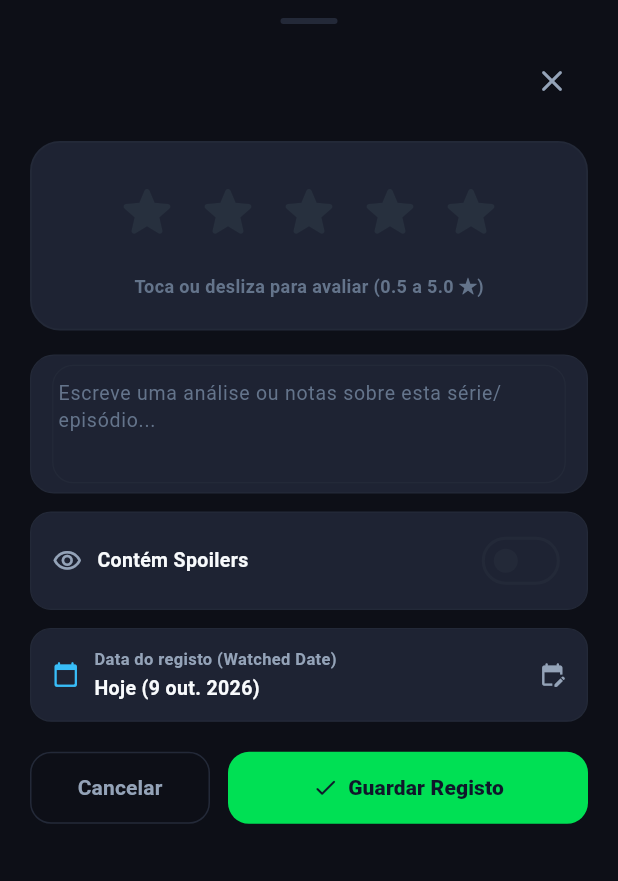
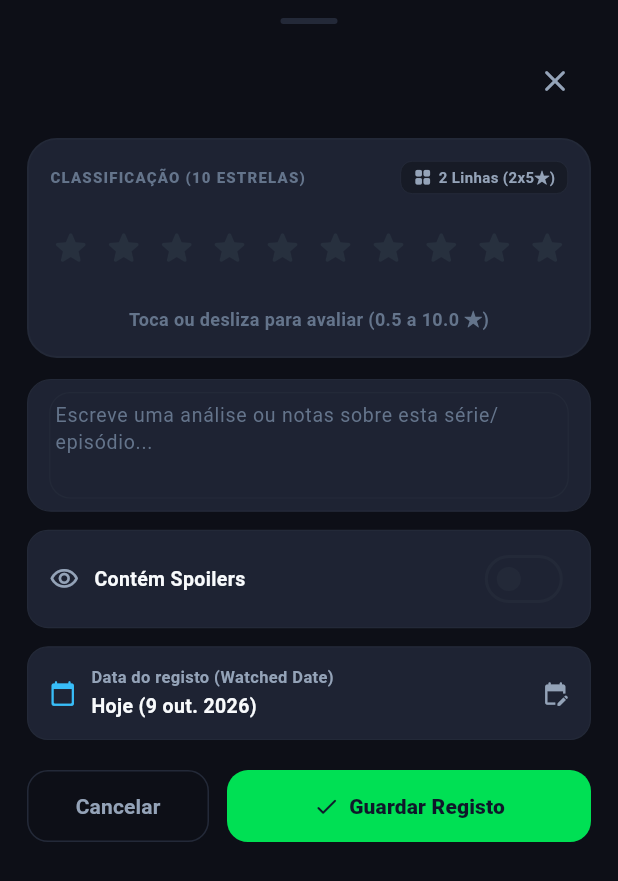
Before and after one commit to TheMoita/seriolab, a Flutter app: the RatingModal widget shown alone on an empty page, opened directly with empty values, on a phone screen of 412 x 824 dp. Shown: the top 881 px of the screen. Run offline on Flutter 3.47's test engine with Material 3 defaults, Android fonts, the phone set to English and light mode, and no system bars; our stand-ins replace cached_network_image, flutter_dotenv, flutter_riverpod, sqflite; accounts and stored records are empty; network calls fail.

Commit message:
feat(ratings): implement 10-star Letterboxd rating system with dual layout and reviews

```diff
--- a/lib/features/shows/data/datasources/tmdb_remote_data_source.dart
+++ b/lib/features/shows/data/datasources/tmdb_remote_data_source.dart
@@ -1,6 +1,5 @@
 import 'package:http/http.dart' as http;
 
-import '../../../../core/config/app_config.dart';
 import '../../domain/entities/genre.dart';
 import '../../domain/entities/show.dart';
 import '../models/tmdb_mapper.dart';
--- a/lib/features/shows/presentation/widgets/rating_modal.dart
+++ b/lib/features/shows/presentation/widgets/rating_modal.dart
@@ -18,7 +18,7 @@ class RatingLogSaved extends RatingResult {
     required this.loggedAt,
   });
 
-  /// Rating score in Letterboxd scale (0.5 to 5.0 stars), or null if unrated.
+  /// Rating score in 10-star scale (0.5 to 10.0 stars with 0.5 increments), or null if unrated.
   final double? rating;
 
   /// Optional written review or notes.
@@ -39,7 +39,7 @@ class RatingRemoved extends RatingResult {
   const RatingRemoved();
 }
 
-/// Letterboxd-style rating and review log modal for Seriolab.
+/// Letterboxd-style 10-Star Rating and Review Log Modal for Seriolab.
 class RatingModal extends StatefulWidget {
   const RatingModal({
     super.key,
@@ -103,15 +103,17 @@ class _RatingModalState extends State<RatingModal> {
   late bool _hasSpoilers;
   late DateTime _loggedAt;
   late final bool _hadInitialData;
+  bool _useTwoRows = false;
+  bool _layoutInitialized = false;
 
   @override
   void initState() {
     super.initState();
-    // Normalize initial rating to Letterboxd 0.5 - 5.0 scale if it was previously in 1-10
     final initial = widget.initialRating;
     if (initial != null) {
-      final normalized = initial > 5.0 ? initial / 2.0 : initial;
-      _currentRating = (normalized * 2).round() / 2;
+      // Clamped to 0.5 - 10.0 with 0.5 steps
+      final clamped = initial.clamp(0.5, 10.0);
+      _currentRating = (clamped * 2).round() / 2;
     } else {
       _currentRating = null;
     }
@@ -131,28 +133,51 @@ class _RatingModalState extends State<RatingModal> {
   }
 
   String _getRatingQualifier(double score) {
-    if (score >= 5.0) return 'Obra-Prima ★★★';
-    if (score >= 4.5) return 'Brilhante / Excelente';
-    if (score >= 4.0) return 'Muito Bom';
-    if (score >= 3.5) return 'Bom';
-    if (score >= 3.0) return 'Acima da Média';
-    if (score >= 2.5) return 'Razoável / Médio';
-    if (score >= 2.0) return 'Abaixo da Média';
-    if (score >= 1.5) return 'Fraco';
-    if (score >= 1.0) return 'Muito Fraco';
-    return 'Terrível';
+    if (score >= 10.0) return 'Obra-Prima ★★★';
+    if (score >= 9.5) return 'Obra-Prima';
+    if (score >= 9.0) return 'Brilhante / Excelente';
+    if (score >= 8.5) return 'Excelente';
+    if (score >= 8.0) return 'Muito Bom';
+    if (score >= 7.5) return 'Bom +';
+    if (score >= 7.0) return 'Bom';
+    if (score >= 6.5) return 'Acima da Média';
+    if (score >= 6.0) return 'Razoável +';
+    if (score >= 5.5) return 'Razoável';
+    if (score >= 5.0) return 'Mediano';
+    if (score >= 4.5) return 'Abaixo da Média';
+    if (score >= 4.0) return 'Fraco +';
+    if (score >= 3.5) return 'Fraco';
+    if (score >= 3.0) return 'Muito Fraco';
+    if (score >= 2.5) return 'Mau';
+    if (score >= 2.0) return 'Muito Mau';
+    if (score >= 1.5) return 'Terrível';
+    if (score >= 1.0) return 'Pavoroso';
+    return 'Insuportável';
   }
 
-  void _updateScoreFromOffset(double dx, double totalWidth) {
+  void _updateScore10Line(double dx, double totalWidth) {
     if (totalWidth <= 0) return;
     final clampedDx = dx.clamp(0.0, totalWidth);
-    final raw = (clampedDx / totalWidth) * 5.0;
-    // Snap to steps of 0.5: left half gives .5, right half gives 1.0
+    final raw = (clampedDx / totalWidth) * 10.0;
+    double snapped = (raw * 2).ceil() / 2;
+    if (snapped < 0.5) snapped = 0.5;
+    if (snapped > 10.0) snapped = 10.0;
+    setState(() {
+      _currentRating = snapped;
+    });
+  }
+
+  void _updateScoreTwoRows(double dx, double rowWidth, int rowIndex) {
+    if (rowWidth <= 0) return;
+    final clampedDx = dx.clamp(0.0, rowWidth);
+    final raw = (clampedDx / rowWidth) * 5.0;
     double snapped = (raw * 2).ceil() / 2;
     if (snapped < 0.5) snapped = 0.5;
     if (snapped > 5.0) snapped = 5.0;
+
+    final finalScore = rowIndex == 0 ? snapped : (5.0 + snapped);
     setState(() {
-      _currentRating = snapped;
+      _currentRating = finalScore.clamp(0.5, 10.0);
     });
   }
 
@@ -197,6 +222,13 @@ class _RatingModalState extends State<RatingModal> {
 
   @override
   Widget build(BuildContext context) {
+    final screenWidth = MediaQuery.of(context).size.width;
+    if (!_layoutInitialized) {
+      // For compact mobile screens (< 360px), default to 2 rows of 5 stars for maximum touch comfort
+      _useTwoRows = screenWidth < 360;
+      _layoutInitialized = true;
+    }
+
     final now = DateTime.now();
     final isToday = _loggedAt.year == now.year &&
         _loggedAt.month == now.month &&
@@ -205,8 +237,8 @@ class _RatingModalState extends State<RatingModal> {
     return SafeArea(
       child: Padding(
         padding: EdgeInsets.only(
-          left: 20,
-          right: 20,
+          left: 18,
+          right: 18,
           top: 12,
           bottom: MediaQuery.of(context).viewInsets.bottom + 16,
         ),
@@ -295,17 +327,17 @@ class _RatingModalState extends State<RatingModal> {
                   ),
                 ],
               ),
-              const SizedBox(height: 16),
+              const SizedBox(height: 14),
 
-              // Letterboxd 5-Star Rating Container
+              // 10-Star Rating Container
               Container(
-                padding: const EdgeInsets.symmetric(vertical: 20, horizontal: 16),
+                padding: const EdgeInsets.fromLTRB(14, 14, 14, 16),
                 decoration: BoxDecoration(
                   color: AppColors.surfaceHigh,
                   borderRadius: BorderRadius.circular(20),
                   border: Border.all(
                     color: _currentRating != null
-                        ? RatingModal.letterboxdGreen.withValues(alpha: 0.4)
+                        ? RatingModal.letterboxdGreen.withValues(alpha: 0.45)
                         : AppColors.outline,
                     width: 1.2,
                   ),
@@ -313,7 +345,7 @@ class _RatingModalState extends State<RatingModal> {
                       ? [
                           BoxShadow(
                             color: RatingModal.letterboxdGreen
-                                .withValues(alpha: 0.12),
+                                .withValues(alpha: 0.14),
                             blurRadius: 18,
                             spreadRadius: 2,
                           ),
@@ -322,11 +354,75 @@ class _RatingModalState extends State<RatingModal> {
                 ),
                 child: Column(
                   children: [
-                    // The 5 Stars gesture bar
-                    _buildStarBar(),
+                    // Layout Switcher Header (1 row vs 2 rows)
+                    Row(
+                      mainAxisAlignment: MainAxisAlignment.spaceBetween,
+                      children: [
+                        const Text(
+                          'CLASSIFICAÇÃO (10 ESTRELAS)',
+                          style: TextStyle(
+                            fontSize: 10,
+                            fontWeight: FontWeight.w800,
+                            letterSpacing: 0.8,
+                            color: AppColors.textMuted,
+                          ),
+                        ),
+                        InkWell(
+                          onTap: () {
+                            setState(() {
+                              _useTwoRows = !_useTwoRows;
+                            });
+                          },
+                          borderRadius: BorderRadius.circular(8),
+                          child: Container(
+                            padding: const EdgeInsets.symmetric(
+                              horizontal: 8,
+                              vertical: 3,
+                            ),
+                            decoration: BoxDecoration(
+                              color: AppColors.surface,
+                              borderRadius: BorderRadius.circular(8),
+                              border: Border.all(
+                                color: AppColors.outline,
+                                width: 0.6,
+                              ),
+                            ),
+                            child: Row(
+                              mainAxisSize: MainAxisSize.min,
+                              children: [
+                                Icon(
+                                  _useTwoRows
+                                      ? Icons.view_headline_rounded
+                                      : Icons.grid_view_rounded,
+                                  size: 13,
+                                  color: AppColors.textSecondary,
+                                ),
+                                const SizedBox(width: 4),
+                                Text(
+                                  _useTwoRows ? '1 Linha (10★)' : '2 Linhas (2x5★)',
+                                  style: const TextStyle(
+                                    fontSize: 10,
+                                    fontWeight: FontWeight.w700,
+                                    color: AppColors.textSecondary,
+                                  ),
+                                ),
+                              ],
+                            ),
+                          ),
+                        ),
+                      ],
+                    ),
+                    const SizedBox(height: 12),
+
+                    // The Stars (1-line or 2-lines mode)
+                    if (_useTwoRows)
+                      _buildTwoRowsStarBar()
+                    else
+                      _buildSingleRowStarBar(),
+
                     const SizedBox(height: 14),
 
-                    // Label & Qualifier or Clear Rating button
+                    // Real-time Text Indicator (e.g. "8.5 / 10 ★") and Qualifier
                     if (_currentRating != null) ...[
                       Row(
                         mainAxisAlignment: MainAxisAlignment.center,
@@ -336,26 +432,27 @@ class _RatingModalState extends State<RatingModal> {
                           Text(
                             _currentRating!.toStringAsFixed(1),
                             style: const TextStyle(
-                              fontSize: 32,
+                              fontSize: 34,
+                              fontWeight: FontWeight.w900,
+                              color: RatingModal.letterboxdGreen,
+                              letterSpacing: -0.5,
+                            ),
+                          ),
+                          const SizedBox(width: 3),
+                          const Text(
+                            '★',
+                            style: TextStyle(
+                              fontSize: 24,
                               fontWeight: FontWeight.w900,
                               color: RatingModal.letterboxdGreen,
                             ),
                           ),
-                          const SizedBox(width: 4),
+                          const SizedBox(width: 6),
                           const Text(
-                            '★',
+                            '/ 10',
                             style: TextStyle(
-                              fontSize: 22,
-                              fontWeight: FontWeight.w900,
-                              color: RatingModal.letterboxdGreen,
-                            ),
-                          ),
-                          const SizedBox(width: 8),
-                          Text(
-                            '(${(_currentRating! * 2).toStringAsFixed(0)}/10)',
-                            style: const TextStyle(
-                              fontSize: 14,
-                              fontWeight: FontWeight.w700,
+                              fontSize: 16,
+                              fontWeight: FontWeight.w800,
                               color: AppColors.textMuted,
                             ),
                           ),
@@ -418,7 +515,7 @@ class _RatingModalState extends State<RatingModal> {
                       ),
                     ] else ...[
                       const Text(
-                        'Toca ou desliza para avaliar (0.5 a 5.0 ★)',
+                        'Toca ou desliza para avaliar (0.5 a 10.0 ★)',
                         style: TextStyle(
                           fontSize: 12,
                           fontWeight: FontWeight.w600,
@@ -429,7 +526,7 @@ class _RatingModalState extends State<RatingModal> {
                   ],
                 ),
               ),
-              const SizedBox(height: 16),
+              const SizedBox(height: 14),
 
               // Review / Notes TextField
               Container(
@@ -438,7 +535,7 @@ class _RatingModalState extends State<RatingModal> {
                   borderRadius: BorderRadius.circular(16),
                   border: Border.all(color: AppColors.outline, width: 0.8),
                 ),
-                padding: const EdgeInsets.symmetric(horizontal: 14, vertical: 6),
+                padding: const EdgeInsets.symmetric(horizontal: 14, vertical: 8),
                 child: TextField(
                   controller: _reviewController,
                   minLines: 3,
@@ -457,7 +554,7 @@ class _RatingModalState extends State<RatingModal> {
                     ),
                     border: InputBorder.none,
                     isDense: true,
-                    contentPadding: EdgeInsets.symmetric(vertical: 8),
+                    contentPadding: EdgeInsets.symmetric(vertical: 4),
                   ),
                 ),
               ),
@@ -516,7 +613,7 @@ class _RatingModalState extends State<RatingModal> {
                     ),
                     Switch.adaptive(
                       value: _hasSpoilers,
-                      activeColor: const Color(0xFFF59E0B),
+                      activeThumbColor: const Color(0xFFF59E0B),
                       onChanged: (val) => setState(() => _hasSpoilers = val),
                     ),
                   ],
@@ -670,25 +767,26 @@ class _RatingModalState extends State<RatingModal> {
     );
   }
 
-  Widget _buildStarBar() {
+  /// Single line with 10 stars (continuous horizontal drag 0.5 to 10.0).
+  Widget _buildSingleRowStarBar() {
     return LayoutBuilder(
       builder: (context, constraints) {
-        final barWidth = math.min(constraints.maxWidth, 260.0);
+        final barWidth = math.min(constraints.maxWidth, 360.0);
 
         return Center(
           child: GestureDetector(
             behavior: HitTestBehavior.opaque,
             onTapDown: (details) =>
-                _updateScoreFromOffset(details.localPosition.dx, barWidth),
+                _updateScore10Line(details.localPosition.dx, barWidth),
             onHorizontalDragUpdate: (details) =>
-                _updateScoreFromOffset(details.localPosition.dx, barWidth),
+                _updateScore10Line(details.localPosition.dx, barWidth),
             child: SizedBox(
               width: barWidth,
-              height: 52,
+              height: 48,
               child: Row(
                 mainAxisAlignment: MainAxisAlignment.spaceBetween,
-                children: List.generate(5, (starIndex) {
-                  return _buildIndividualStar(starIndex);
+                children: List.generate(10, (starIndex) {
+                  return _buildIndividualStar(starIndex, size: 28.0);
                 }),
               ),
             ),
@@ -698,19 +796,69 @@ class _RatingModalState extends State<RatingModal> {
     );
   }
 
-  Widget _buildIndividualStar(int starIndex) {
-    const starSize = 44.0;
+  /// Two rows of 5 stars (Stars 1-5 top, Stars 6-10 bottom) for compact mobile screens.
+  Widget _buildTwoRowsStarBar() {
+    return LayoutBuilder(
+      builder: (context, constraints) {
+        final rowWidth = math.min(constraints.maxWidth, 260.0);
+
+        return Column(
+          children: [
+            // Row 1: Stars 1 to 5 (0.5 to 5.0)
+            GestureDetector(
+              behavior: HitTestBehavior.opaque,
+              onTapDown: (details) =>
+                  _updateScoreTwoRows(details.localPosition.dx, rowWidth, 0),
+              onHorizontalDragUpdate: (details) =>
+                  _updateScoreTwoRows(details.localPosition.dx, rowWidth, 0),
+              child: SizedBox(
+                width: rowWidth,
+                height: 44,
+                child: Row(
+                  mainAxisAlignment: MainAxisAlignment.spaceBetween,
+                  children: List.generate(5, (i) {
+                    return _buildIndividualStar(i, size: 38.0);
+                  }),
+                ),
+              ),
+            ),
+            const SizedBox(height: 6),
+            // Row 2: Stars 6 to 10 (5.5 to 10.0)
+            GestureDetector(
+              behavior: HitTestBehavior.opaque,
+              onTapDown: (details) =>
+                  _updateScoreTwoRows(details.localPosition.dx, rowWidth, 1),
+              onHorizontalDragUpdate: (details) =>
+                  _updateScoreTwoRows(details.localPosition.dx, rowWidth, 1),
+              child: SizedBox(
+                width: rowWidth,
+                height: 44,
+                child: Row(
+                  mainAxisAlignment: MainAxisAlignment.spaceBetween,
+                  children: List.generate(5, (i) {
+                    return _buildIndividualStar(5 + i, size: 38.0);
+                  }),
+                ),
+              ),
+            ),
+          ],
+        );
+      },
+    );
+  }
+
+  Widget _buildIndividualStar(int starIndex, {required double size}) {
     final rating = _currentRating;
 
     if (rating == null || rating < (starIndex + 0.5)) {
       // Empty star
       return Container(
-        width: starSize,
-        height: starSize,
+        width: size,
+        height: size,
         alignment: Alignment.center,
-        child: const Icon(
+        child: Icon(
           Icons.star_rounded,
-          size: starSize,
+          size: size,
           color: RatingModal.emptyStarColor,
         ),
       );
@@ -719,17 +867,17 @@ class _RatingModalState extends State<RatingModal> {
     if (rating >= (starIndex + 1.0)) {
       // Full star
       return Container(
-        width: starSize,
-        height: starSize,
+        width: size,
+        height: size,
         alignment: Alignment.center,
-        child: const Icon(
+        child: Icon(
           Icons.star_rounded,
-          size: starSize,
+          size: size,
           color: RatingModal.letterboxdGreen,
-          shadows: [
+          shadows: const [
             Shadow(
               color: Color(0x6600E054),
-              blurRadius: 10,
+              blurRadius: 8,
             ),
           ],
         ),
@@ -738,26 +886,26 @@ class _RatingModalState extends State<RatingModal> {
 
     // Half star (clipped left half filled with green, right half empty)
     return SizedBox(
-      width: starSize,
-      height: starSize,
+      width: size,
+      height: size,
       child: Stack(
         alignment: Alignment.center,
         children: [
-          const Icon(
+          Icon(
             Icons.star_rounded,
-            size: starSize,
+            size: size,
             color: RatingModal.emptyStarColor,
           ),
           ClipRect(
             clipper: _LeftHalfClipper(),
-            child: const Icon(
+            child: Icon(
               Icons.star_rounded,
-              size: starSize,
+              size: size,
               color: RatingModal.letterboxdGreen,
-              shadows: [
+              shadows: const [
                 Shadow(
                   color: Color(0x6600E054),
-                  blurRadius: 10,
+                  blurRadius: 8,
                 ),
               ],
             ),
--- a/lib/features/tracking/presentation/widgets/ratings_breakdown_section.dart
+++ b/lib/features/tracking/presentation/widgets/ratings_breakdown_section.dart
@@ -140,7 +140,6 @@ class _RatingsBreakdownSectionState
   Widget _buildInspectionBanner(Map<String, int> distribution, int total) {
     if (_selectedScore != null) {
       final key = _selectedScore!.toStringAsFixed(1);
-      final starEquivalent = (_selectedScore! / 2).toStringAsFixed(1);
       final count = distribution[key] ?? 0;
       final percent = total > 0 ? ((count / total) * 100).toStringAsFixed(1) : '0';
 
@@ -164,7 +163,7 @@ class _RatingsBreakdownSectionState
             const SizedBox(width: 8),
             Expanded(
               child: Text(
-                '$starEquivalent ★ ($key/10)  •  $count ${count == 1 ? 'série' : 'séries'} ($percent%)',
+                '$key / 10 ★  •  $count ${count == 1 ? 'avaliação' : 'avaliações'} ($percent%)',
                 style: const TextStyle(
                   fontSize: 12,
                   fontWeight: FontWeight.w700,
```
Also changed, not shown: lib/features/tracking/presentation/providers/tracking_providers.dart (+8 -16 lines), 1 other file.
